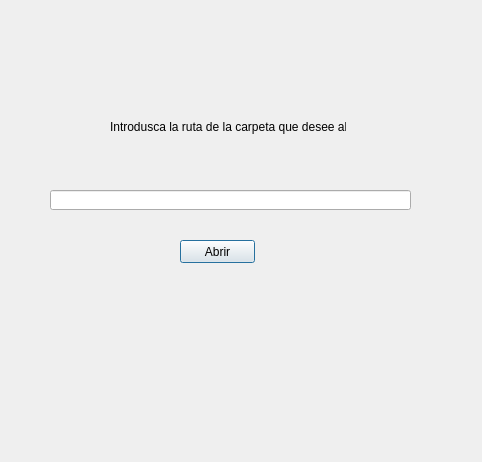
First picture: the form in menu.ui, repository luisallamas01/Entrega3, before the edit.
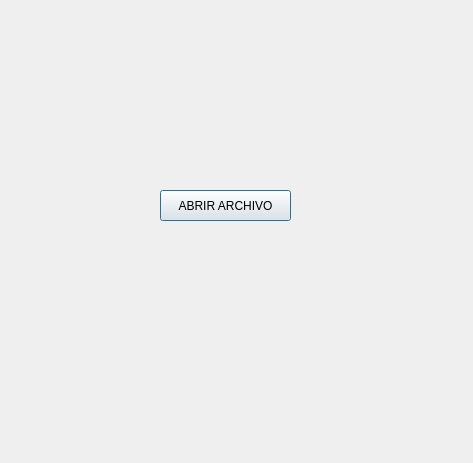
Second picture: the form after the edit.

What changed in the file:
```diff
--- a/menu.ui
+++ b/menu.ui
@@ -6,8 +6,8 @@
    <rect>
     <x>0</x>
     <y>0</y>
-    <width>482</width>
-    <height>462</height>
+    <width>473</width>
+    <height>463</height>
    </rect>
   </property>
   <property name="windowTitle">
@@ -16,37 +16,14 @@
   <widget class="QPushButton" name="abrir_ruta">
    <property name="geometry">
     <rect>
-     <x>180</x>
-     <y>240</y>
-     <width>75</width>
-     <height>23</height>
-    </rect>
-   </property>
-   <property name="text">
-    <string>Abrir</string>
-   </property>
-  </widget>
-  <widget class="QLineEdit" name="ruta">
-   <property name="geometry">
-    <rect>
-     <x>50</x>
+     <x>160</x>
      <y>190</y>
-     <width>361</width>
-     <height>20</height>
-    </rect>
-   </property>
-  </widget>
-  <widget class="QLabel" name="label">
-   <property name="geometry">
-    <rect>
-     <x>110</x>
-     <y>120</y>
-     <width>236</width>
-     <height>14</height>
+     <width>131</width>
+     <height>31</height>
     </rect>
    </property>
    <property name="text">
-    <string>Introdusca la ruta de la carpeta que desee abrir:</string>
+    <string>ABRIR ARCHIVO</string>
    </property>
   </widget>
  </widget>
```
Left out of the diff: 2 changed lines with no effect on the pictures.
